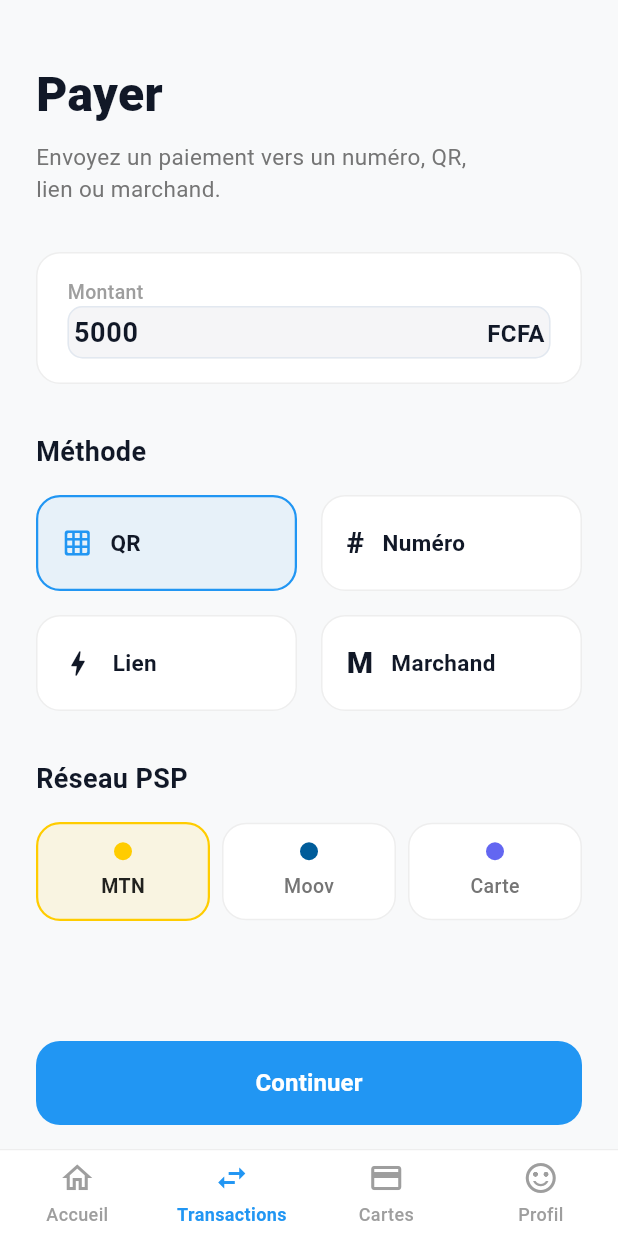
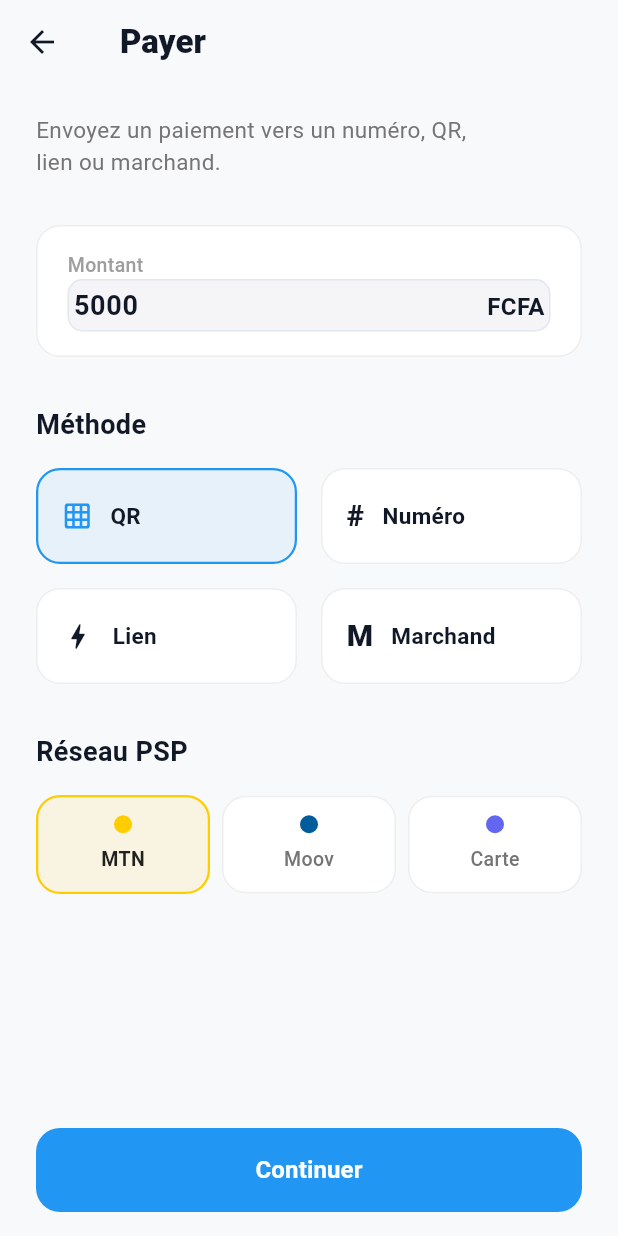
Before and after one commit to Cresus98/frikpay, a Flutter app: the PayerHubPage screen opened by its route, on a phone screen of 412 x 824 dp. Run offline on Flutter 3.47's test engine with Material 3 defaults, Android fonts, the phone set to English and light mode, and no system bars; our stand-ins replace cached_network_image, dio, flutter_riverpod, flutter_svg, fluttertoast, freezed_annotation and 10 more; missing offline and left inert: flutter_windowmanager_v2; accounts and stored records are empty.

Commit message:
fix: Navigation fixes - pushNamed for tabs, AppBar alignment, back button on all screens, remove bottom nav from Payer/Encaisser/Cartes

```diff
--- a/lib/views/pages/home/payer/payer_hub_page.dart
+++ b/lib/views/pages/home/payer/payer_hub_page.dart
@@ -29,30 +29,35 @@ class _PayerHubPageState extends ConsumerState<PayerHubPage> {
     final l10n = AppLocalizations.of(context)!;
     return Scaffold(
       backgroundColor: const Color(0xFFF8F9FA),
-      body: SafeArea(bottom: false,
-        child: Column(
+      appBar: AppBar(
+        backgroundColor: const Color(0xFFF8F9FA),
+        elevation: 0,
+        titleSpacing: 24,
+        leading: IconButton(
+          icon: const Icon(Icons.arrow_back, color: Color(0xFF111827)),
+          onPressed: () => context.pop(),
+        ),
+        title: Text(
+          l10n.payer_title,
+          style: const TextStyle(
+            fontSize: 22,
+            fontWeight: FontWeight.w800,
+            color: Color(0xFF111827),
+          ),
+        ),
+      ),
+      body: Column(
         children: [
           Expanded(
             child: SingleChildScrollView(
               padding: const EdgeInsets.symmetric(
                 horizontal: 24.0,
-                  vertical: 24.0,
+                vertical: 16.0,
               ),
               child: Column(
                 crossAxisAlignment: CrossAxisAlignment.start,
                 children: [
-                    const SizedBox(height: 16),
-
-                    // Title
-                    Text(
-                      l10n.payer_title,
-                      style: TextStyle(
-                        fontSize: 32,
-                        fontWeight: FontWeight.w800,
-                        color: Color(0xFF111827),
-                      ),
-                    ),
-                    const SizedBox(height: 8),
+                  const SizedBox(height: 4),
 
                   // Subtitle
                   Text(
@@ -223,77 +228,6 @@ class _PayerHubPageState extends ConsumerState<PayerHubPage> {
             ),
           ],
         ),
-      ),
-      bottomNavigationBar: SafeArea(top: false,
-        child: Container(
-          decoration: BoxDecoration(
-            color: Colors.white,
-            border: Border(
-              top: BorderSide(color: Colors.grey.shade200, width: 1.0),
-            ),
-          ),
-          child: BottomNavigationBar(
-            currentIndex: _currentIndex,
-            onTap: (index) {
-              setState(() {
-                _currentIndex = index;
-              });
-              if (index == 0) context.pushNamed(RoutesNames.Home);
-              if (index == 1) context.pushNamed(RoutesNames.Payer);
-              if (index == 2) context.pushNamed(RoutesNames.AddCarte);
-              if (index == 3) context.pushNamed(RoutesNames.Profil);
-            },
-            type: BottomNavigationBarType.fixed,
-            backgroundColor: Colors.white,
-            selectedItemColor: Theme.of(context).colorScheme.primary,
-            unselectedItemColor: Colors.grey.shade500,
-            showUnselectedLabels: true,
-            selectedLabelStyle: const TextStyle(
-              fontWeight: FontWeight.w600,
-              fontSize: 12,
-            ),
-            unselectedLabelStyle: const TextStyle(
-              fontWeight: FontWeight.w500,
-              fontSize: 12,
-            ),
-            elevation: 0,
-            items: const [
-              BottomNavigationBarItem(
-                icon: Padding(
-                  padding: EdgeInsets.only(bottom: 4.0),
-                  child: Icon(Icons.home_outlined),
-                ),
-                activeIcon: Padding(
-                  padding: EdgeInsets.only(bottom: 4.0),
-                  child: Icon(Icons.home),
-                ),
-                label: 'Accueil',
-              ),
-              BottomNavigationBarItem(
-                icon: Padding(
-                  padding: EdgeInsets.only(bottom: 4.0),
-                  child: Icon(Icons.swap_horiz),
-                ),
-                label: 'Transactions',
-              ),
-              BottomNavigationBarItem(
-                icon: Padding(
-                  padding: EdgeInsets.only(bottom: 4.0),
-                  child: Icon(Icons.credit_card_outlined),
-                ),
-                label: 'Cartes',
-              ),
-              BottomNavigationBarItem(
-                icon: Padding(
-                  padding: EdgeInsets.only(bottom: 4.0),
-                  child: Icon(Icons.sentiment_satisfied_alt),
-                ),
-                label: 'Profil',
-              ),
-            ],
-          ),
-        ),
-      ),
       );
   }
 
--- a/lib/views/utils/globalwidget/app_bottom_nav_bar.dart
+++ b/lib/views/utils/globalwidget/app_bottom_nav_bar.dart
@@ -25,16 +25,16 @@ class AppBottomNavBar extends StatelessWidget {
             if (index == currentIndex) return;
             switch (index) {
               case 0:
-                context.goNamed(RoutesNames.Home);
+                context.goNamed(RoutesNames.Home); // root → clears stack
                 break;
               case 1:
-                context.goNamed(RoutesNames.Transactions);
+                context.pushNamed(RoutesNames.Transactions);
                 break;
               case 2:
-                context.goNamed(RoutesNames.AddCarte);
+                context.pushNamed(RoutesNames.AddCarte);
                 break;
               case 3:
-                context.goNamed(RoutesNames.Profil);
+                context.pushNamed(RoutesNames.Profil);
                 break;
             }
           },
--- a/pubspec.yaml
+++ b/pubspec.yaml
@@ -68,6 +68,8 @@ dependencies:
   url_launcher: ^6.3.0
   flutter_windowmanager_v2: ^0.0.1
   implicitly_animated_list:
+  share_plus: ^12.0.2
+  screenshot: ^3.0.0
 
 
 dev_dependencies:
```
Also changed, not shown: lib/views/pages/home/cards/cards_hub_page.dart (+19 -16 lines), lib/views/pages/home/encaissement/encaissement_list_page.dart (+51 -26 lines), lib/views/pages/home/home.dart (+5 -15 lines), lib/views/pages/home/transactions/transactions_page.dart (+10 -12 lines), pubspec.lock, 3 other files. Lines whose indentation alone changed are shown as unchanged.
